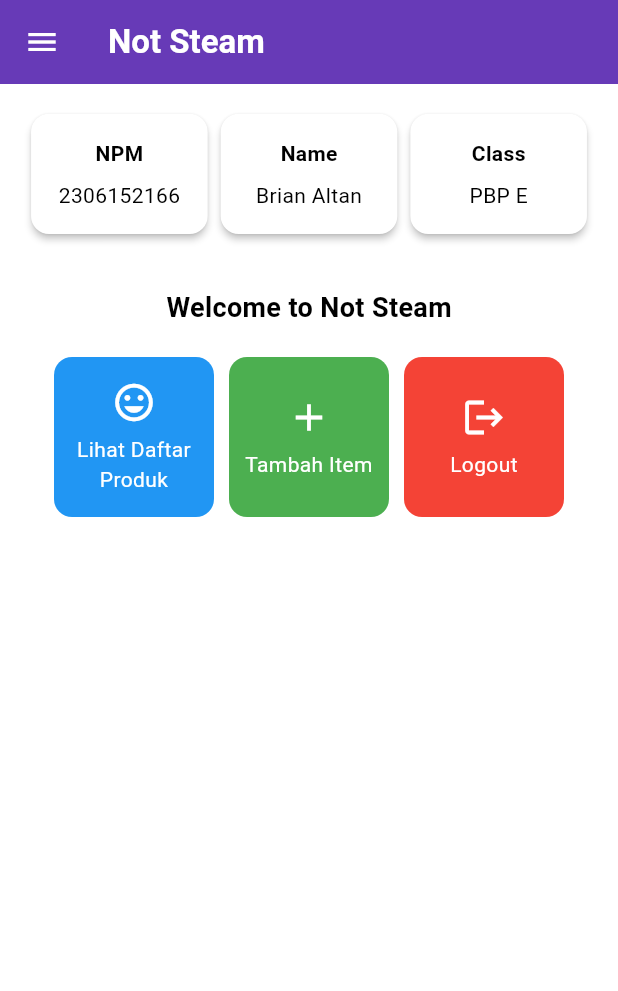
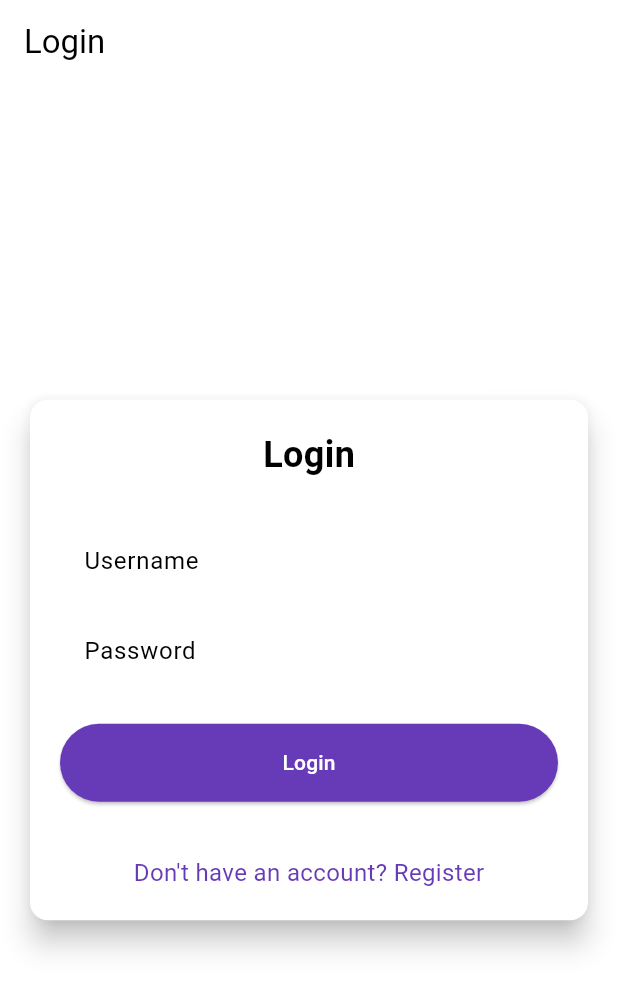
Before and after one commit to brianaltan/not-steam-mobile, a Flutter app: the screen it shows after launch, on a phone screen of 412 x 824 dp. Shown: the top 991 px of the screen. Run offline on Flutter 3.47's test engine with Material 3 defaults, Android fonts, the phone set to English and light mode, and no system bars; missing offline and left inert: pbp_django_auth.

Commit message:
Tugas 9: finishing

```diff
--- a/lib/main.dart
+++ b/lib/main.dart
@@ -1,40 +1,32 @@
 import 'package:flutter/material.dart';
+import 'package:provider/provider.dart';
 import 'package:not_steam/screens/menu.dart';
+import 'package:pbp_django_auth/pbp_django_auth.dart';// Replace with the actual import path
+import 'package:not_steam/screens/login.dart';
 
 void main() {
   runApp(const MyApp());
 }
-
 class MyApp extends StatelessWidget {
   const MyApp({super.key});
 
-  // This widget is the root of your application.
   @override
   Widget build(BuildContext context) {
-    return MaterialApp(
-      title: 'Flutter Demo',
-      theme: ThemeData(
-        // This is the theme of your application.
-        //
-        // TRY THIS: Try running your application with "flutter run". You'll see
-        // the application has a purple toolbar. Then, without quitting the app,
-        // try changing the seedColor in the colorScheme below to Colors.green
-        // and then invoke "hot reload" (save your changes or press the "hot
-        // reload" button in a Flutter-supported IDE, or press "r" if you used
-        // the command line to start the app).
-        //
-        // Notice that the counter didn't reset back to zero; the application
-        // state is not lost during the reload. To reset the state, use hot
-        // restart instead.
-        //
-        // This works for code too, not just values: Most code changes can be
-        // tested with just a hot reload.
-        colorScheme: ColorScheme.fromSwatch(
-              primarySwatch: Colors.deepPurple,
-        ).copyWith(secondary: Colors.deepPurple[400]),
-        useMaterial3: true,
+    return Provider(
+      create: (_) {
+        CookieRequest request = CookieRequest();
+        return request;
+      },
+      child: MaterialApp(
+        title: 'Mental Health Tracker',
+        theme: ThemeData(
+          useMaterial3: true,
+          colorScheme: ColorScheme.fromSwatch(
+            primarySwatch: Colors.deepPurple,
+          ).copyWith(secondary: Colors.deepPurple[400]),
+        ),
+        home: const LoginPage(),
       ),
-      home: MyHomePage(),
     );
   }
 }
--- /dev/null
+++ b/lib/screens/login.dart
@@ -0,0 +1,180 @@
+import 'package:not_steam/screens/menu.dart';
+import 'package:flutter/material.dart';
+import 'package:pbp_django_auth/pbp_django_auth.dart';
+import 'package:provider/provider.dart';
+import 'package:not_steam/screens/register.dart';
+
+void main() {
+  runApp(const LoginApp());
+}
+
+class LoginApp extends StatelessWidget {
+  const LoginApp({super.key});
+
+  @override
+  Widget build(BuildContext context) {
+    return MaterialApp(
+      title: 'Login',
+      theme: ThemeData(
+        useMaterial3: true,
+        colorScheme: ColorScheme.fromSwatch(
+          primarySwatch: Colors.deepPurple,
+        ).copyWith(secondary: Colors.deepPurple[400]),
+      ),
+      home: const LoginPage(),
+    );
+  }
+}
+
+class LoginPage extends StatefulWidget {
+  const LoginPage({super.key});
+
+  @override
+  State<LoginPage> createState() => _LoginPageState();
+}
+
+class _LoginPageState extends State<LoginPage> {
+  final TextEditingController _usernameController = TextEditingController();
+  final TextEditingController _passwordController = TextEditingController();
+
+  @override
+  Widget build(BuildContext context) {
+    final request = context.watch<CookieRequest>();
+
+    return Scaffold(
+      appBar: AppBar(
+        title: const Text('Login'),
+      ),
+      body: Center(
+        child: SingleChildScrollView(
+          padding: const EdgeInsets.all(16.0),
+          child: Card(
+            elevation: 8,
+            shape: RoundedRectangleBorder(
+              borderRadius: BorderRadius.circular(12.0),
+            ),
+            child: Padding(
+              padding: const EdgeInsets.all(20.0),
+              child: Column(
+                mainAxisSize: MainAxisSize.min,
+                children: [
+                  const Text(
+                    'Login',
+                    style: TextStyle(
+                      fontSize: 24.0,
+                      fontWeight: FontWeight.bold,
+                    ),
+                  ),
+                  const SizedBox(height: 30.0),
+                  TextField(
+                    controller: _usernameController,
+                    decoration: const InputDecoration(
+                      labelText: 'Username',
+                      hintText: 'Enter your username',
+                      border: OutlineInputBorder(
+                        borderRadius: BorderRadius.all(Radius.circular(12.0)),
+                      ),
+                      contentPadding:
+                          EdgeInsets.symmetric(horizontal: 12.0, vertical: 8.0),
+                    ),
+                  ),
+                  const SizedBox(height: 12.0),
+                  TextField(
+                    controller: _passwordController,
+                    decoration: const InputDecoration(
+                      labelText: 'Password',
+                      hintText: 'Enter your password',
+                      border: OutlineInputBorder(
+                        borderRadius: BorderRadius.all(Radius.circular(12.0)),
+                      ),
+                      contentPadding:
+                          EdgeInsets.symmetric(horizontal: 12.0, vertical: 8.0),
+                    ),
+                    obscureText: true,
+                  ),
+                  const SizedBox(height: 24.0),
+                  ElevatedButton(
+                    onPressed: () async {
+                      String username = _usernameController.text;
+                      String password = _passwordController.text;
+
+                      // Cek kredensial
+                      // TODO: Ganti URL dan jangan lupa tambahkan trailing slash (/) di akhir URL!
+                      // Untuk menyambungkan Android emulator dengan Django pada localhost,
+                      // gunakan URL http://10.0.2.2/
+                      final response = await request.login("http://127.0.0.1:8000/auth/login/", {
+                        'username': username,
+                        'password': password,
+                      });
+
+                      if (request.loggedIn) {
+                        String message = response['message'];
+                        String uname = response['username'];
+                        if (context.mounted) {
+                          Navigator.pushReplacement(
+                            context,
+                            MaterialPageRoute(
+                                builder: (context) => MyHomePage()),
+                          );
+                          ScaffoldMessenger.of(context)
+                            ..hideCurrentSnackBar()
+                            ..showSnackBar(
+                              SnackBar(
+                                  content:
+                                      Text("$message Selamat datang, $uname.")),
+                            );
+                        }
+                      } else {
+                        if (context.mounted) {
+                          showDialog(
+                            context: context,
+                            builder: (context) => AlertDialog(
+                              title: const Text('Login Gagal'),
+                              content: Text(response['message']),
+                              actions: [
+                                TextButton(
+                                  child: const Text('OK'),
+                                  onPressed: () {
+                                    Navigator.pop(context);
+                                  },
+                                ),
+                              ],
+                            ),
+                          );
+                        }
+                      }
+                    },
+                    style: ElevatedButton.styleFrom(
+                      foregroundColor: Colors.white,
+                      minimumSize: Size(double.infinity, 50),
+                      backgroundColor: Theme.of(context).colorScheme.primary,
+                      padding: const EdgeInsets.symmetric(vertical: 16.0),
+                    ),
+                    child: const Text('Login'),
+                  ),
+                  const SizedBox(height: 36.0),
+                  GestureDetector(
+                    onTap: () {
+                      Navigator.push(
+                        context,
+                        MaterialPageRoute(
+                            builder: (context) => const RegisterPage()),
+                      );
+                    },
+                    child: Text(
+                      'Don\'t have an account? Register',
+                      style: TextStyle(
+                        color: Theme.of(context).colorScheme.primary,
+                        fontSize: 16.0,
+                      ),
+                    ),
+                  ),
+                ],
+              ),
+            ),
+          ),
+        ),
+      ),
+    );
+  }
+}
--- a/pubspec.yaml
+++ b/pubspec.yaml
@@ -35,6 +35,9 @@
   # The following adds the Cupertino Icons font to your application.
   # Use with the CupertinoIcons class for iOS style icons.
   cupertino_icons: ^1.0.8
+  provider: ^6.1.2
+  pbp_django_auth: ^0.4.0
+  http: ^1.2.2
 
 dev_dependencies:
   flutter_test:
```
Also changed, not shown: lib/models/product_entry.dart (added, +73 -0 lines), lib/screens/list_productentry.dart (added, +94 -0 lines), lib/screens/productentry_form.dart (+36 -30 lines), lib/screens/register.dart (added, +166 -0 lines), lib/widgets/left_drawer.dart (+13 -1 lines), lib/widgets/product_card.dart (+39 -4 lines), pubspec.lock, 3 other files.
